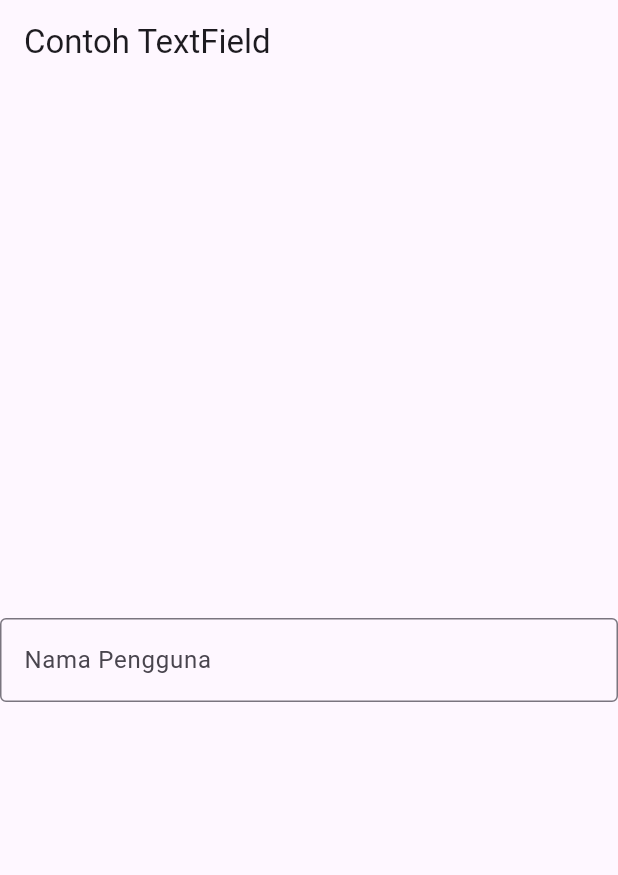
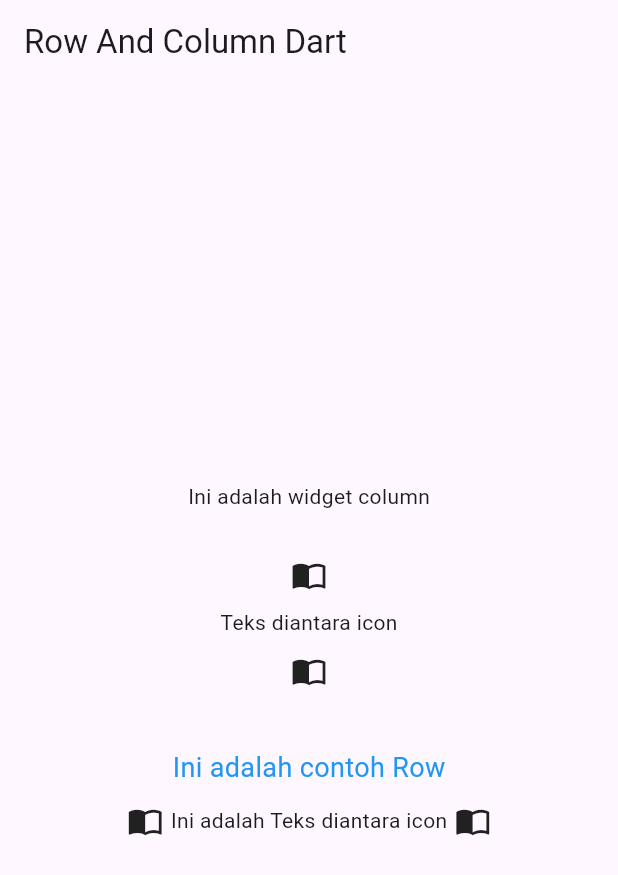
Before and after one commit to Rifyal05/flutter_framework, a Flutter app: the screen it shows after launch, on a phone screen of 412 x 824 dp. Shown: the top 875 px of the screen. Run offline on Flutter 3.47's test engine with Material 3 defaults, Android fonts, the phone set to English and light mode, and no system bars.

Commit message:
CHECKBOX(CHECKBOX, SLIDER, RADIO BUTTON), CONTAINER, ROW AND COLUMN

```diff
--- /dev/null
+++ b/lib/UI/ROWCOLUMN/rowandcolumn_dart.dart
@@ -0,0 +1,63 @@
+import 'package:flutter/material.dart';
+
+
+class RowandcolumnDart extends StatelessWidget {
+  const RowandcolumnDart({super.key});
+
+  @override
+  Widget build(BuildContext context) {
+    return Scaffold(
+      appBar: AppBar(
+        title: Text("Row And Column Dart"),
+      ),
+      body: const Center(
+        child:Column(
+          mainAxisAlignment: MainAxisAlignment.center,
+          children: const <Widget>[
+            Column(
+              mainAxisAlignment: MainAxisAlignment.center,
+              crossAxisAlignment: CrossAxisAlignment.center,
+              children: const <Widget>[
+                Text("Ini adalah widget column"),
+                SizedBox(height: 30,),
+                Icon(Icons.import_contacts_outlined),
+                SizedBox(height: 10,),
+                Text("Teks diantara icon"),
+                SizedBox(height: 10,),
+                Icon(Icons.import_contacts_outlined),
+              ],
+            ),
+            SizedBox(height: 40,),
+            Row(
+              mainAxisAlignment: MainAxisAlignment.center,
+              crossAxisAlignment: CrossAxisAlignment.center,
+              children: const <Widget>[
+                Column(
+                  children: const <Widget>[
+                    Text("Ini adalah contoh Row", style:TextStyle(
+                      fontSize: 18,
+                      color: Colors.blue
+                    ),
+                    ),
+                    SizedBox(height: 10,),
+                    Row(
+                      mainAxisAlignment: MainAxisAlignment.center,
+                      crossAxisAlignment: CrossAxisAlignment.center,
+                      children: <Widget>[
+                        Icon(Icons.import_contacts_outlined),
+                        SizedBox(width: 5,),
+                        Text("Ini adalah Teks diantara icon"),
+                        SizedBox(width: 5,),
+                        Icon(Icons.import_contacts_outlined),
+                      ],
+                    )
+                  ],
+                )
+              ],
+            )
+          ],
+        )
+      ),
+    );
+  }
+}
--- a/lib/main.dart
+++ b/lib/main.dart
@@ -1,5 +1,10 @@
 import 'package:flutter/material.dart';
 import 'package:flutter_framework/UI/BUTTON/dart_button.dart';
+import 'package:flutter_framework/UI/CHECHBOX/checkbox_dart.dart';
+import 'package:flutter_framework/UI/CHECHBOX/radio_button.dart';
+import 'package:flutter_framework/UI/CHECHBOX/slider_dart.dart';
+import 'package:flutter_framework/UI/CONTAINER/container_dart.dart';
+import 'package:flutter_framework/UI/ROWCOLUMN/rowandcolumn_dart.dart';
 import 'package:flutter_framework/UI/TEXT/text_styling.dart';
 import 'package:flutter_framework/UI/IMAGE/display_image.dart';
 
@@ -17,12 +22,12 @@ class MyApp extends StatelessWidget {
   @override
   Widget build(BuildContext context) {
     return MaterialApp(
-        title: 'Flutter Demo',
+        title: 'Hello Universe',
         theme: ThemeData(
           colorScheme: ColorScheme.fromSeed(seedColor: Colors.deepPurple),
           useMaterial3: true,
         ),
-        home: const TextFieldDart()
+        home: const RowandcolumnDart()
     );
   }
 }
```
Also changed, not shown: lib/UI/CHECHBOX/checkbox_dart.dart (added, +31 -0 lines), lib/UI/CHECHBOX/radio_button.dart (added, +58 -0 lines), lib/UI/CHECHBOX/slider_dart.dart (added, +41 -0 lines), lib/UI/CONTAINER/container_dart.dart (added, +26 -0 lines).
